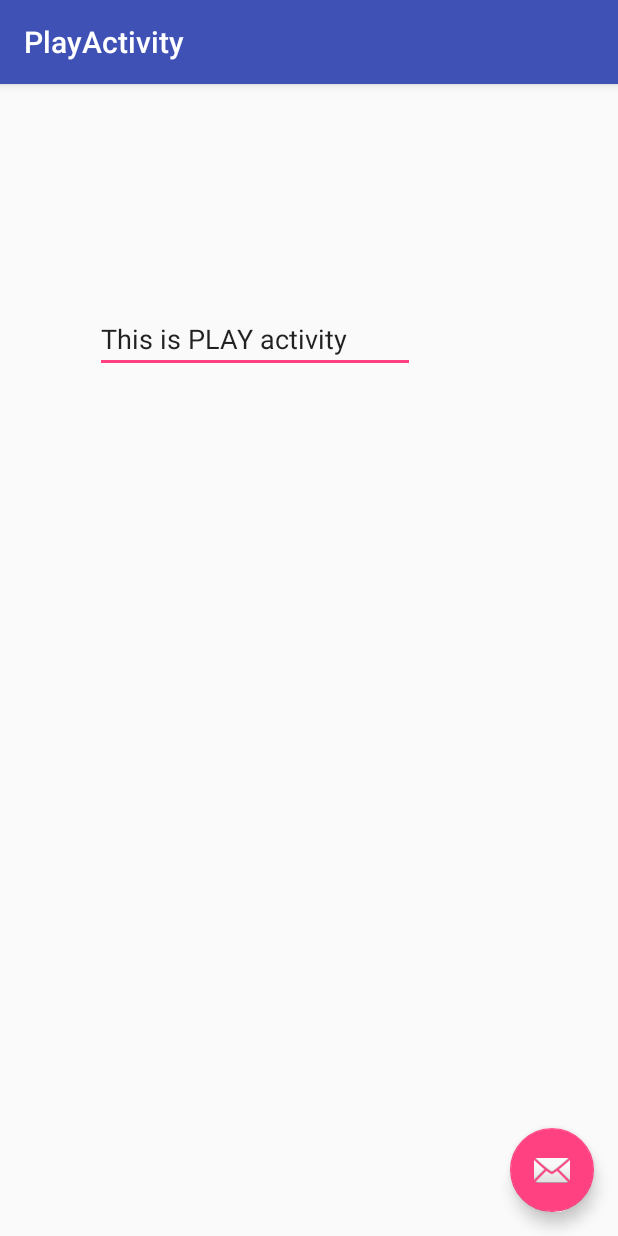
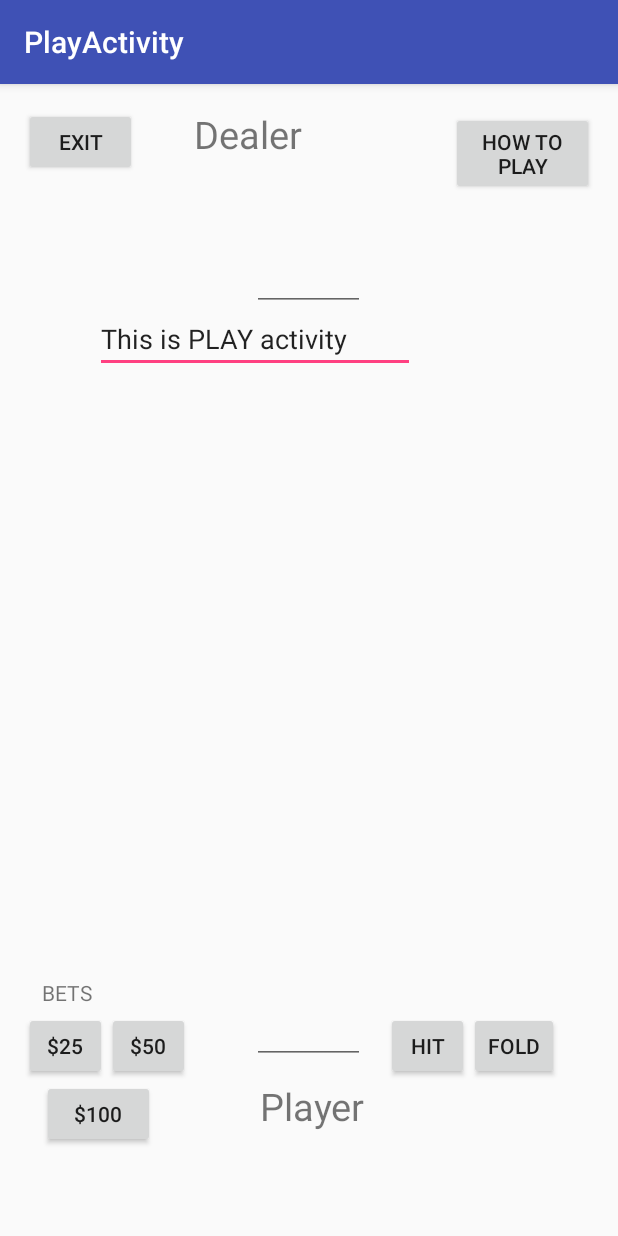
Before and after one commit to dbudrys/BlackJack01, an Android app: the PlayActivity screen opened directly, with no data from a screen before it, on a phone screen of 412 x 824 dp. Run offline under Robolectric (Android 15) with nearby library versions, the phone set to English and light mode, and no system bars; 1 statement that could not run was skipped.

Commit message:
Created play buttons and their listeners.

```diff
--- a/app/src/main/java/com/dustin_domas_assignment/blackjack01/PlayActivity.java
+++ b/app/src/main/java/com/dustin_domas_assignment/blackjack01/PlayActivity.java
@@ -6,6 +6,7 @@ import android.support.design.widget.Snackbar;
 import android.support.v7.app.AppCompatActivity;
 import android.support.v7.widget.Toolbar;
 import android.view.View;
+import android.widget.Button;
 
 public class PlayActivity extends AppCompatActivity {
 
@@ -24,6 +25,60 @@ public class PlayActivity extends AppCompatActivity {
                         .setAction("Action", null).show();
             }
         });
+
+        //New game buttons
+        Button hit;
+        findViewById(R.id.hit_button).setOnClickListener(new HitListener());
+        Button bet25;
+        findViewById(R.id.twentyFive_button).setOnClickListener(new BetListener());
+        Button bet50;
+        findViewById(R.id.fifty_button).setOnClickListener(new BetListener());
+        Button bet100;
+        findViewById(R.id.hundred_button).setOnClickListener(new BetListener());
+        Button Fold;
+        findViewById(R.id.fold_button).setOnClickListener(new FoldListener());
+
+
+        //findViewById(R.id.sound_button).setOnClickListener(new StartListener());
+
+
+
     }
 
+
+    //listeners to game buttons
+    class HitListener implements View.OnClickListener{
+
+        @Override
+        public void onClick(View v) {
+            /*if(){
+
+
+            }*/
+        }
+    }
+
+    class BetListener implements View.OnClickListener{
+
+        @Override
+        public void onClick(View v) {
+            /*if(){
+
+
+            }*/
+        }
+    }
+
+    class FoldListener implements View.OnClickListener{
+
+        @Override
+        public void onClick(View v) {
+            /*if(){
+
+
+            }*/
+        }
+    }
+
+
 }
--- a/app/src/main/res/layout/activity_play.xml
+++ b/app/src/main/res/layout/activity_play.xml
@@ -23,12 +23,6 @@
 
     <include layout="@layout/content_play" />
 
-    <android.support.design.widget.FloatingActionButton
-        android:id="@+id/fab"
-        android:layout_width="wrap_content"
-        android:layout_height="wrap_content"
-        android:layout_gravity="bottom|end"
-        android:layout_margin="@dimen/fab_margin"
-        app:srcCompat="@android:drawable/ic_dialog_email" />
+
 
 </android.support.design.widget.CoordinatorLayout>
--- a/app/src/main/res/layout/content_play.xml
+++ b/app/src/main/res/layout/content_play.xml
@@ -27,4 +27,127 @@
         android:layout_marginTop="131dp"
         android:id="@+id/editText"
         tools:ignore="HardcodedText" />
+
+    <TextView
+        android:text="Dealer"
+        android:layout_width="wrap_content"
+        android:layout_height="wrap_content"
+        android:layout_alignParentTop="true"
+        android:layout_alignRight="@+id/editText"
+        android:layout_alignEnd="@+id/editText"
+        android:layout_marginRight="75dp"
+        android:layout_marginEnd="75dp"
+        android:id="@+id/Dealer_TV"
+        tools:ignore="HardcodedText"
+        android:textSize="25sp" />
+
+    <EditText
+        android:layout_width="75dp"
+        android:layout_height="75dp"
+        android:inputType="textPersonName"
+        android:ems="10"
+        android:id="@+id/Player_Hand"
+        android:layout_alignBottom="@+id/Player_TV"
+        android:layout_centerHorizontal="true"
+        android:layout_marginBottom="45dp" />
+
+    <EditText
+        android:layout_width="75dp"
+        android:layout_height="75dp"
+        android:inputType="textPersonName"
+        android:ems="10"
+        android:layout_marginTop="25dp"
+        android:id="@+id/Dealer_Hand"
+        android:layout_below="@+id/Dealer_TV"
+        android:layout_alignLeft="@+id/Player_Hand"
+        android:layout_alignStart="@+id/Player_Hand" />
+
+    <TextView
+        android:text="BETS"
+        android:layout_width="wrap_content"
+        android:layout_height="wrap_content"
+        android:layout_marginLeft="12dp"
+        android:layout_marginStart="12dp"
+        android:id="@+id/BETS_TV"
+        android:layout_alignTop="@+id/Player_Hand"
+        android:layout_alignParentLeft="true"
+        android:layout_alignParentStart="true"
+        android:layout_marginTop="18dp" />
+
+    <TextView
+        android:text="Player"
+        android:layout_width="wrap_content"
+        android:layout_height="wrap_content"
+        android:layout_marginBottom="53dp"
+        android:id="@+id/Player_TV"
+        android:textSize="25sp"
+        android:layout_alignParentBottom="true"
+        android:layout_alignRight="@+id/Player_Hand"
+        android:layout_alignEnd="@+id/Player_Hand" />
+
+    <Button
+        android:text="$50"
+        android:layout_width="55dp"
+        android:layout_height="45dp"
+        android:layout_alignTop="@+id/twentyFive_button"
+        android:layout_toRightOf="@+id/twentyFive_button"
+        android:layout_toEndOf="@+id/twentyFive_button"
+        android:id="@+id/fifty_button" />
+
+    <Button
+        android:text="$25"
+        android:layout_height="45dp"
+        android:id="@+id/twentyFive_button"
+        android:layout_width="55dp"
+        android:layout_above="@+id/Player_TV"
+        android:layout_alignParentLeft="true"
+        android:layout_alignParentStart="true" />
+
+    <Button
+        android:text="$100"
+        android:layout_width="75dp"
+        android:layout_height="45dp"
+        android:id="@+id/hundred_button"
+        android:layout_below="@+id/fifty_button"
+        android:layout_alignLeft="@+id/BETS_TV"
+        android:layout_alignStart="@+id/BETS_TV" />
+
+    <Button
+        android:text="Hit"
+        android:layout_width="55dp"
+        android:layout_height="45dp"
+        android:layout_above="@+id/Player_TV"
+        android:layout_toRightOf="@+id/Player_Hand"
+        android:layout_toEndOf="@+id/Player_Hand"
+        android:layout_marginLeft="14dp"
+        android:layout_marginStart="14dp"
+        android:id="@+id/hit_button" />
+
+    <Button
+        android:text="Fold"
+        android:layout_height="45dp"
+        android:id="@+id/fold_button"
+        android:layout_width="60dp"
+        android:layout_alignTop="@+id/hit_button"
+        android:layout_toRightOf="@+id/hit_button"
+        android:layout_toEndOf="@+id/hit_button" />
+
+    <Button
+        android:text="Exit"
+        android:layout_width="75dp"
+        android:layout_height="45dp"
+        android:id="@+id/exit_button"
+        android:layout_alignParentTop="true"
+        android:layout_alignParentLeft="true"
+        android:layout_alignParentStart="true" />
+
+    <Button
+        android:text="How to Play"
+        android:id="@+id/howToPlay_button"
+        android:layout_width="95dp"
+        android:layout_height="55dp"
+        android:layout_alignBaseline="@+id/exit_button"
+        android:layout_alignBottom="@+id/exit_button"
+        android:layout_alignParentRight="true"
+        android:layout_alignParentEnd="true" />
 </RelativeLayout>
```
